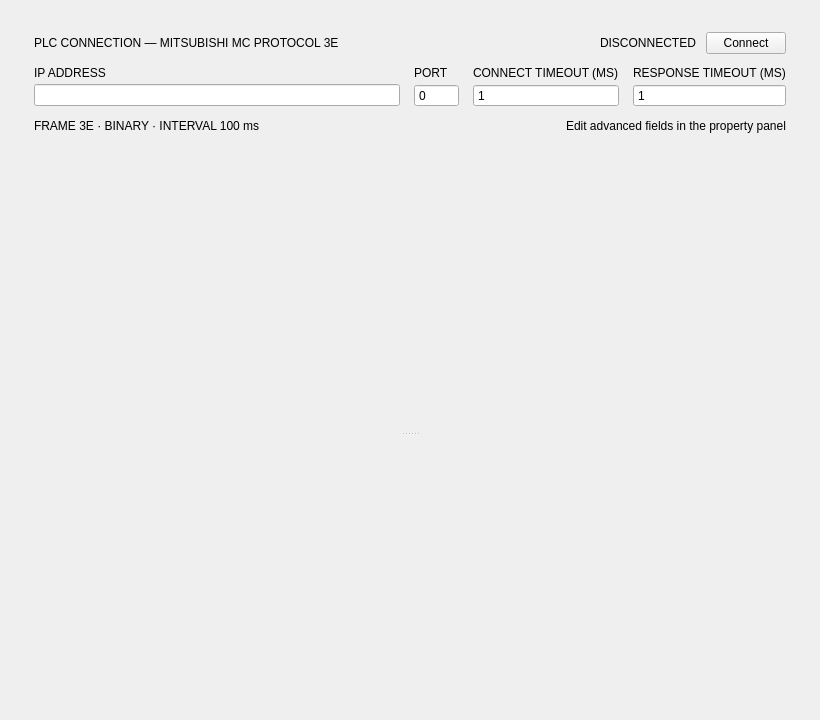
Qt form src/ui/forms/plc/mitsubishi_mc_device_widget.ui (gstorm-b/computer-vision-app) before a commit.
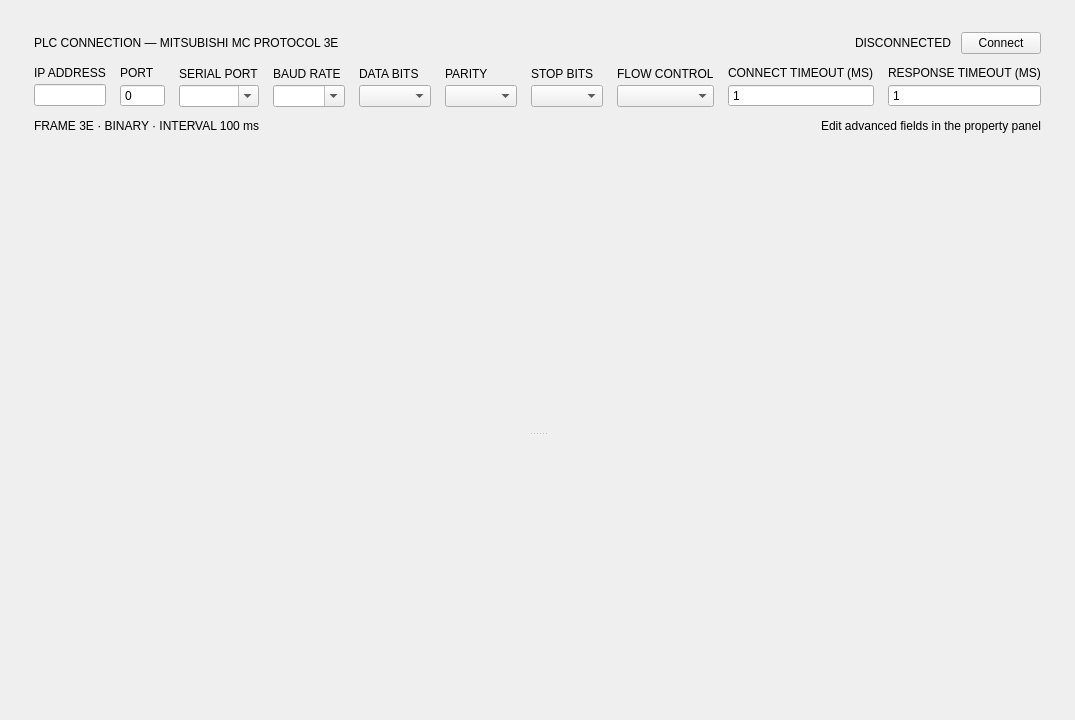
The same form after that commit. Custom widgets are drawn as their Qt base class.

```diff
--- a/src/ui/forms/plc/mitsubishi_mc_device_widget.ui
+++ b/src/ui/forms/plc/mitsubishi_mc_device_widget.ui
@@ -150,7 +150,25 @@
           </layout>
          </item>
          <item>
-          <layout class="QGridLayout" name="connFieldGrid">
+          <layout class="QHBoxLayout" name="connFieldRow">
+           <property name="spacing">
+            <number>14</number>
+           </property>
+           <item>
+            <widget class="QWidget" name="wid_tcp_fields" native="true">
+             <layout class="QGridLayout" name="tcpFieldGrid">
+              <property name="leftMargin">
+               <number>0</number>
+              </property>
+              <property name="topMargin">
+               <number>0</number>
+              </property>
+              <property name="rightMargin">
+               <number>0</number>
+              </property>
+              <property name="bottomMargin">
+               <number>0</number>
+              </property>
            <property name="horizontalSpacing">
             <number>14</number>
            </property>
@@ -171,14 +189,149 @@
              </property>
             </widget>
            </item>
+              <item row="1" column="0">
+               <widget class="QLineEdit" name="ledit_ip"/>
+              </item>
+              <item row="1" column="1">
+               <widget class="QSpinBox" name="spb_port">
+                <property name="buttonSymbols">
+                 <enum>QAbstractSpinBox::ButtonSymbols::NoButtons</enum>
+                </property>
+                <property name="minimum">
+                 <number>0</number>
+                </property>
+                <property name="maximum">
+                 <number>65535</number>
+                </property>
+               </widget>
+              </item>
+             </layout>
+            </widget>
+           </item>
+           <item>
+            <widget class="QWidget" name="wid_serial_fields" native="true">
+             <layout class="QGridLayout" name="serialFieldGrid">
+              <property name="leftMargin">
+               <number>0</number>
+              </property>
+              <property name="topMargin">
+               <number>0</number>
+              </property>
+              <property name="rightMargin">
+               <number>0</number>
+              </property>
+              <property name="bottomMargin">
+               <number>0</number>
+              </property>
+              <property name="horizontalSpacing">
+               <number>14</number>
+              </property>
+              <property name="verticalSpacing">
+               <number>4</number>
+              </property>
+              <item row="0" column="0">
+               <widget class="QLabel" name="lbl_serial_port">
+                <property name="text">
+                 <string>SERIAL PORT</string>
+                </property>
+               </widget>
+              </item>
+              <item row="0" column="1">
+               <widget class="QLabel" name="lbl_baud">
+                <property name="text">
+                 <string>BAUD RATE</string>
+                </property>
+               </widget>
+              </item>
            <item row="0" column="2">
+               <widget class="QLabel" name="lbl_data_bits">
+                <property name="text">
+                 <string>DATA BITS</string>
+                </property>
+               </widget>
+              </item>
+              <item row="0" column="3">
+               <widget class="QLabel" name="lbl_parity">
+                <property name="text">
+                 <string>PARITY</string>
+                </property>
+               </widget>
+              </item>
+              <item row="0" column="4">
+               <widget class="QLabel" name="lbl_stop_bits">
+                <property name="text">
+                 <string>STOP BITS</string>
+                </property>
+               </widget>
+              </item>
+              <item row="0" column="5">
+               <widget class="QLabel" name="lbl_flow_control">
+                <property name="text">
+                 <string>FLOW CONTROL</string>
+                </property>
+               </widget>
+              </item>
+              <item row="1" column="0">
+               <widget class="QComboBox" name="cbx_serial_port">
+                <property name="editable">
+                 <bool>true</bool>
+                </property>
+                <property name="toolTip">
+                 <string>Ports currently present on this machine. A port that is not attached yet can be typed in.</string>
+                </property>
+               </widget>
+              </item>
+              <item row="1" column="1">
+               <widget class="QComboBox" name="cbx_baud">
+                <property name="editable">
+                 <bool>true</bool>
+                </property>
+               </widget>
+              </item>
+              <item row="1" column="2">
+               <widget class="QComboBox" name="cbx_data_bits"/>
+              </item>
+              <item row="1" column="3">
+               <widget class="QComboBox" name="cbx_parity"/>
+              </item>
+              <item row="1" column="4">
+               <widget class="QComboBox" name="cbx_stop_bits"/>
+              </item>
+              <item row="1" column="5">
+               <widget class="QComboBox" name="cbx_flow_control"/>
+              </item>
+             </layout>
+            </widget>
+           </item>
+           <item>
+            <widget class="QWidget" name="wid_timeout_fields" native="true">
+             <layout class="QGridLayout" name="timeoutFieldGrid">
+              <property name="leftMargin">
+               <number>0</number>
+              </property>
+              <property name="topMargin">
+               <number>0</number>
+              </property>
+              <property name="rightMargin">
+               <number>0</number>
+              </property>
+              <property name="bottomMargin">
+               <number>0</number>
+              </property>
+              <property name="horizontalSpacing">
+               <number>14</number>
+              </property>
+              <property name="verticalSpacing">
+               <number>4</number>
+              </property>
+              <item row="0" column="0">
             <widget class="QLabel" name="lbl_conn_timeout">
              <property name="text">
               <string>CONNECT TIMEOUT (MS)</string>
              </property>
             </widget>
            </item>
-           <item row="0" column="3">
+              <item row="0" column="1">
             <widget class="QLabel" name="lbl_resp_timeout">
              <property name="text">
               <string>RESPONSE TIMEOUT (MS)</string>
@@ -186,22 +339,6 @@
             </widget>
            </item>
            <item row="1" column="0">
-            <widget class="QLineEdit" name="ledit_ip"/>
-           </item>
-           <item row="1" column="1">
-            <widget class="QSpinBox" name="spb_port">
-             <property name="buttonSymbols">
-              <enum>QAbstractSpinBox::ButtonSymbols::NoButtons</enum>
-             </property>
-             <property name="minimum">
-              <number>0</number>
-             </property>
-             <property name="maximum">
-              <number>65535</number>
-             </property>
-            </widget>
-           </item>
-           <item row="1" column="2">
             <widget class="QSpinBox" name="spb_conn_timeout">
              <property name="buttonSymbols">
               <enum>QAbstractSpinBox::ButtonSymbols::NoButtons</enum>
@@ -214,7 +351,7 @@
              </property>
             </widget>
            </item>
-           <item row="1" column="3">
+              <item row="1" column="1">
             <widget class="QSpinBox" name="spb_resp_timeout">
              <property name="buttonSymbols">
               <enum>QAbstractSpinBox::ButtonSymbols::NoButtons</enum>
@@ -226,6 +363,22 @@
               <number>10000</number>
              </property>
             </widget>
+              </item>
+             </layout>
+            </widget>
+           </item>
+           <item>
+            <spacer name="connFieldSpacer">
+             <property name="orientation">
+              <enum>Qt::Orientation::Horizontal</enum>
+             </property>
+             <property name="sizeHint" stdset="0">
+              <size>
+               <width>0</width>
+               <height>0</height>
+              </size>
+             </property>
+            </spacer>
            </item>
           </layout>
          </item>
```
Lines whose indentation alone changed are shown as unchanged.
